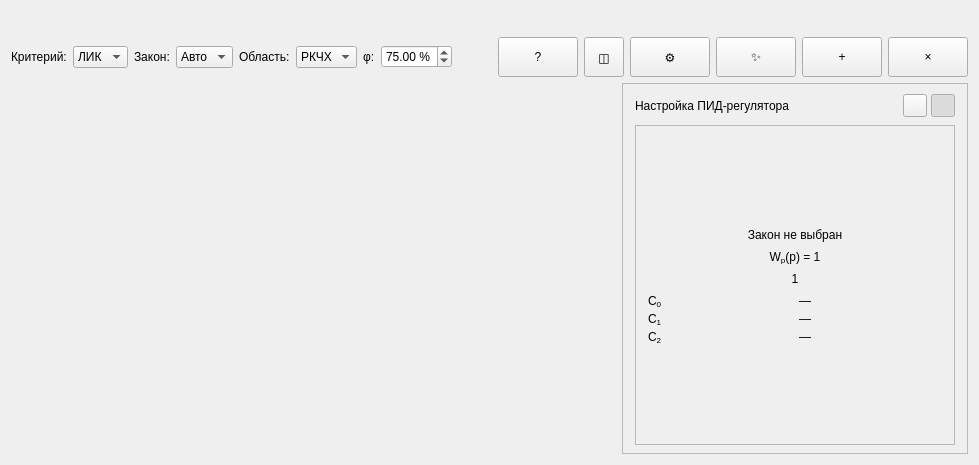
Qt form ui/tabs/synthesis-tab.ui (VadmanBat/Irbis) before a commit.
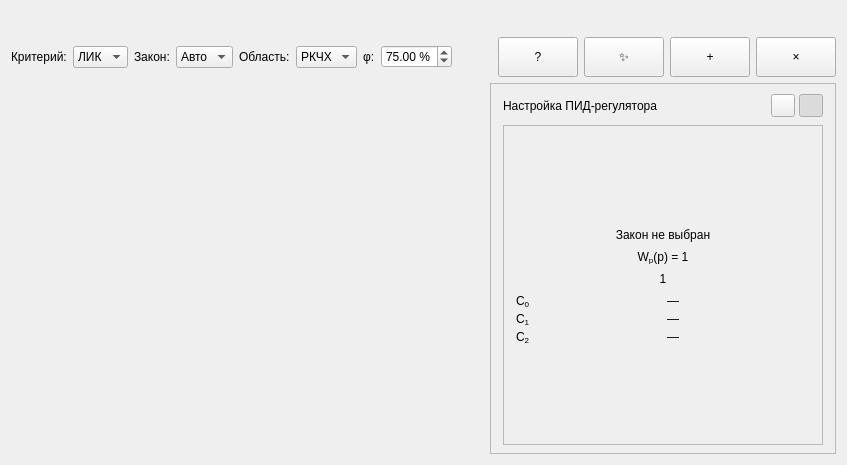
The same form after that commit. Custom widgets are drawn as their Qt base class.

```diff
--- a/ui/tabs/synthesis-tab.ui
+++ b/ui/tabs/synthesis-tab.ui
@@ -234,50 +234,6 @@
        </property>
       </widget>
      </item>
-     <item>
-      <widget class="QToolButton" name="chartsButton">
-       <property name="toolTip">
-        <string>Отображаемые графики</string>
-       </property>
-       <property name="text">
-        <string>◫</string>
-       </property>
-       <property name="popupMode">
-        <enum>QToolButton::InstantPopup</enum>
-       </property>
-       <property name="minimumSize">
-        <size>
-         <width>40</width>
-         <height>40</height>
-        </size>
-       </property>
-       <property name="maximumSize">
-        <size>
-         <width>40</width>
-         <height>40</height>
-        </size>
-       </property>
-      </widget>
-     </item>
-     <item>
-      <widget class="QPushButton" name="settingsButton">
-       <property name="objectName">
-        <string notr="true">settingsButton</string>
-       </property>
-       <property name="toolTip">
-        <string>Параметры моделирования</string>
-       </property>
-       <property name="text">
-        <string>⚙</string>
-       </property>
-       <property name="minimumSize">
-        <size>
-         <width>40</width>
-         <height>40</height>
-        </size>
-       </property>
-      </widget>
-     </item>
      <item>
       <widget class="QPushButton" name="autoSynthButton">
        <property name="objectName">
```
Left out of the diff: 25 changed lines with no effect on the pictures.
